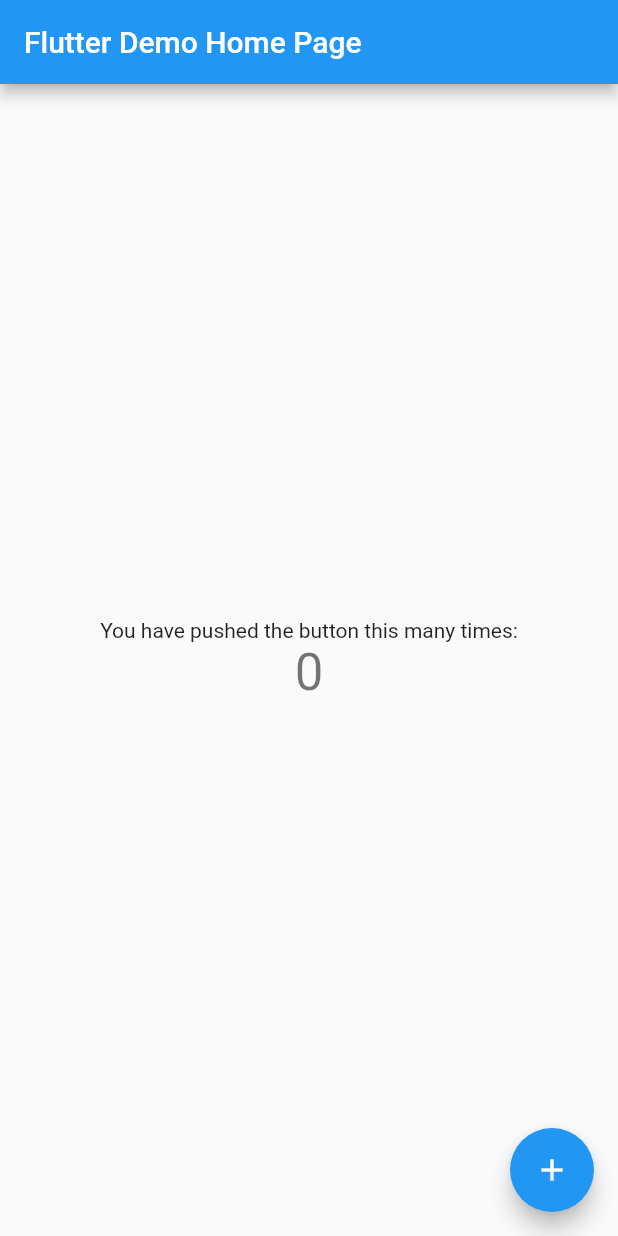
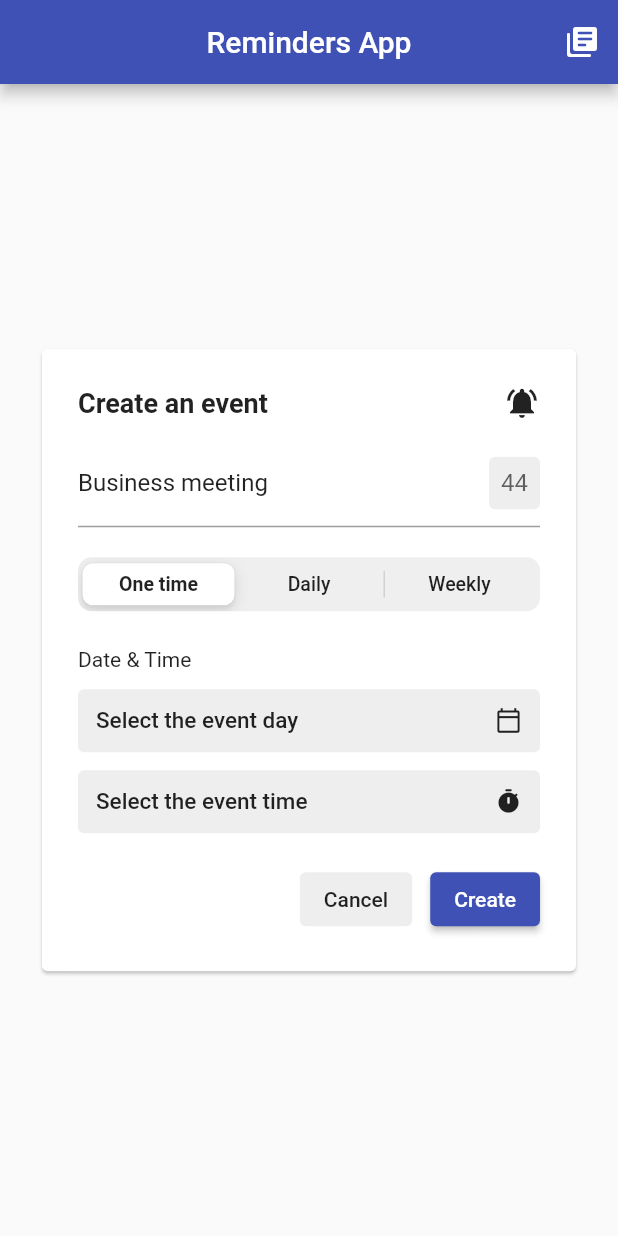
Before and after one commit to thecodexhub/flutter-local-notifications-example, a Flutter app: the screen it shows after launch, on a phone screen of 412 x 824 dp. Run offline on Flutter 3.47's test engine with Material 2 defaults, Android fonts, the phone set to English and light mode, and no system bars.

Commit message:
Add UI for reminders app

```diff
--- /dev/null
+++ b/lib/home_page.dart
@@ -0,0 +1,157 @@
+import 'package:flutter/cupertino.dart';
+import 'package:flutter/material.dart';
+import 'package:flutter_local_notifications_example/details_page.dart';
+import 'package:intl/intl.dart';
+
+import 'widgets/action_buttons.dart';
+import 'widgets/custom_day_picker.dart';
+import 'widgets/date_field.dart';
+import 'widgets/header.dart';
+import 'widgets/time_field.dart';
+
+class HomePage extends StatefulWidget {
+  const HomePage({Key? key}) : super(key: key);
+
+  @override
+  _HomePageState createState() => _HomePageState();
+}
+
+class _HomePageState extends State<HomePage> {
+  final int maxTitleLength = 60;
+  TextEditingController _textEditingController =
+      TextEditingController(text: "Business meeting");
+
+  int segmentedControlGroupValue = 0;
+
+  DateTime currentDate = DateTime.now();
+  DateTime? eventDate;
+
+  TimeOfDay currentTime = TimeOfDay.now();
+  TimeOfDay? eventTime;
+
+  void resetForm() {
+    segmentedControlGroupValue = 0;
+    eventDate = null;
+    eventTime = null;
+  }
+
+  @override
+  Widget build(BuildContext context) {
+    return Scaffold(
+      appBar: AppBar(
+        title: Text("Reminders App"),
+        centerTitle: true,
+        actions: [
+          IconButton(
+            onPressed: () {
+              Navigator.of(context).push(
+                MaterialPageRoute(
+                  builder: (context) => DetailsPage(
+                    title: _textEditingController.text,
+                    eventDate: DateFormat("EEEE, d MMM y").format(eventDate!),
+                    eventTime: eventTime?.format(context),
+                  ),
+                ),
+              );
+            },
+            icon: Icon(Icons.library_books_rounded),
+          ),
+        ],
+      ),
+      body: Center(
+        child: Padding(
+          padding: const EdgeInsets.symmetric(horizontal: 24.0),
+          child: Card(
+            child: Padding(
+              padding: const EdgeInsets.all(24.0),
+              child: Column(
+                crossAxisAlignment: CrossAxisAlignment.stretch,
+                mainAxisSize: MainAxisSize.min,
+                children: [
+                  Header(),
+                  TextField(
+                    controller: _textEditingController,
+                    maxLength: maxTitleLength,
+                    decoration: InputDecoration(
+                      counterText: "",
+                      suffix: Container(
+                        padding: EdgeInsets.all(8.0),
+                        decoration: BoxDecoration(
+                          borderRadius: BorderRadius.circular(4.0),
+                          color: Colors.grey[200],
+                        ),
+                        child: Text((maxTitleLength -
+                                _textEditingController.text.length)
+                            .toString()),
+                      ),
+                    ),
+                  ),
+                  SizedBox(height: 20.0),
+                  CupertinoSlidingSegmentedControl<int>(
+                    onValueChanged: (value) {
+                      if (value == 1) eventDate = null;
+                      setState(() => segmentedControlGroupValue = value!);
+                    },
+                    groupValue: segmentedControlGroupValue,
+                    padding: const EdgeInsets.all(4.0),
+                    children: <int, Widget>{
+                      0: Text("One time"),
+                      1: Text("Daily"),
+                      2: Text("Weekly")
+                    },
+                  ),
+                  SizedBox(height: 24.0),
+                  Text("Date & Time"),
+                  SizedBox(height: 12.0),
+                  GestureDetector(
+                    onTap: selectEventDate,
+                    child: DateField(eventDate: eventDate),
+                  ),
+                  SizedBox(height: 12.0),
+                  GestureDetector(
+                    onTap: () async {
+                      eventTime = await showTimePicker(
+                        context: context,
+                        initialTime: TimeOfDay(
+                          hour: currentTime.hour,
+                          minute: currentTime.minute + 1,
+                        ),
+                      );
+                      setState(() {});
+                    },
+                    child: TimeField(eventTime: eventTime),
+                  ),
+                  SizedBox(height: 20.0),
+                  ActionButtons(
+                    onCreate: () {},
+                    onCancel: () {},
+                  ),
+                ],
+              ),
+            ),
+          ),
+        ),
+      ),
+    );
+  }
+
+  void selectEventDate() async {
+    if (segmentedControlGroupValue == 0) {
+      eventDate = await showDatePicker(
+        context: context,
+        initialDate:
+            new DateTime(currentDate.year, currentDate.month, currentDate.day),
+        firstDate:
+            new DateTime(currentDate.year, currentDate.month, currentDate.day),
+        lastDate: new DateTime(currentDate.year + 10),
+      );
+      setState(() {});
+    } else if (segmentedControlGroupValue == 2) {
+      CustomDayPicker(
+        onDaySelect: (val) {
+          print(CustomDayPicker.weekdays[val]);
+        },
+      ).show(context);
+    }
+  }
+}
--- a/lib/main.dart
+++ b/lib/main.dart
@@ -1,113 +1,21 @@
 import 'package:flutter/material.dart';
+
+import 'home_page.dart';
 
 void main() {
   runApp(MyApp());
 }
 
 class MyApp extends StatelessWidget {
-  // This widget is the root of your application.
   @override
   Widget build(BuildContext context) {
     return MaterialApp(
       title: 'Flutter Demo',
+      debugShowCheckedModeBanner: false,
       theme: ThemeData(
-        // This is the theme of your application.
-        //
-        // Try running your application with "flutter run". You'll see the
-        // application has a blue toolbar. Then, without quitting the app, try
-        // changing the primarySwatch below to Colors.green and then invoke
-        // "hot reload" (press "r" in the console where you ran "flutter run",
-        // or simply save your changes to "hot reload" in a Flutter IDE).
-        // Notice that the counter didn't reset back to zero; the application
-        // is not restarted.
-        primarySwatch: Colors.blue,
+        primarySwatch: Colors.indigo,
       ),
-      home: MyHomePage(title: 'Flutter Demo Home Page'),
+      home: HomePage(),
     );
   }
 }
-
-class MyHomePage extends StatefulWidget {
-  MyHomePage({Key? key, required this.title}) : super(key: key);
-
-  // This widget is the home page of your application. It is stateful, meaning
-  // that it has a State object (defined below) that contains fields that affect
-  // how it looks.
-
-  // This class is the configuration for the state. It holds the values (in this
-  // case the title) provided by the parent (in this case the App widget) and
-  // used by the build method of the State. Fields in a Widget subclass are
-  // always marked "final".
-
-  final String title;
-
-  @override
-  _MyHomePageState createState() => _MyHomePageState();
-}
-
-class _MyHomePageState extends State<MyHomePage> {
-  int _counter = 0;
-
-  void _incrementCounter() {
-    setState(() {
-      // This call to setState tells the Flutter framework that something has
-      // changed in this State, which causes it to rerun the build method below
-      // so that the display can reflect the updated values. If we changed
-      // _counter without calling setState(), then the build method would not be
-      // called again, and so nothing would appear to happen.
-      _counter++;
-    });
-  }
-
-  @override
-  Widget build(BuildContext context) {
-    // This method is rerun every time setState is called, for instance as done
-    // by the _incrementCounter method above.
-    //
-    // The Flutter framework has been optimized to make rerunning build methods
-    // fast, so that you can just rebuild anything that needs updating rather
-    // than having to individually change instances of widgets.
-    return Scaffold(
-      appBar: AppBar(
-        // Here we take the value from the MyHomePage object that was created by
-        // the App.build method, and use it to set our appbar title.
-        title: Text(widget.title),
-      ),
-      body: Center(
-        // Center is a layout widget. It takes a single child and positions it
-        // in the middle of the parent.
-        child: Column(
-          // Column is also a layout widget. It takes a list of children and
-          // arranges them vertically. By default, it sizes itself to fit its
-          // children horizontally, and tries to be as tall as its parent.
-          //
-          // Invoke "debug painting" (press "p" in the console, choose the
-          // "Toggle Debug Paint" action from the Flutter Inspector in Android
-          // Studio, or the "Toggle Debug Paint" command in Visual Studio Code)
-          // to see the wireframe for each widget.
-          //
-          // Column has various properties to control how it sizes itself and
-          // how it positions its children. Here we use mainAxisAlignment to
-          // center the children vertically; the main axis here is the vertical
-          // axis because Columns are vertical (the cross axis would be
-          // horizontal).
-          mainAxisAlignment: MainAxisAlignment.center,
-          children: <Widget>[
-            Text(
-              'You have pushed the button this many times:',
-            ),
-            Text(
-              '$_counter',
-              style: Theme.of(context).textTheme.headline4,
-            ),
-          ],
-        ),
-      ),
-      floatingActionButton: FloatingActionButton(
-        onPressed: _incrementCounter,
-        tooltip: 'Increment',
-        child: Icon(Icons.add),
-      ), // This trailing comma makes auto-formatting nicer for build methods.
-    );
-  }
-}
--- /dev/null
+++ b/lib/widgets/action_buttons.dart
@@ -0,0 +1,36 @@
+import 'package:flutter/material.dart';
+
+class ActionButtons extends StatelessWidget {
+  const ActionButtons({
+    Key? key,
+    required this.onCreate,
+    required this.onCancel,
+  }) : super(key: key);
+  final VoidCallback onCreate;
+  final VoidCallback onCancel;
+
+  @override
+  Widget build(BuildContext context) {
+    return Row(
+      mainAxisAlignment: MainAxisAlignment.end,
+      children: [
+        ElevatedButton(
+          onPressed: onCancel,
+          style: ElevatedButton.styleFrom(
+            elevation: 0,
+            primary: Colors.grey[200],
+          ),
+          child: Text(
+            "Cancel",
+            style: TextStyle(color: Colors.black87),
+          ),
+        ),
+        SizedBox(width: 12.0),
+        ElevatedButton(
+          onPressed: onCreate,
+          child: Text("Create"),
+        ),
+      ],
+    );
+  }
+}
--- /dev/null
+++ b/lib/widgets/date_field.dart
@@ -0,0 +1,37 @@
+import 'package:flutter/material.dart';
+import 'package:intl/intl.dart';
+
+class DateField extends StatelessWidget {
+  const DateField({Key? key, required this.eventDate}) : super(key: key);
+  final DateTime? eventDate;
+
+  @override
+  Widget build(BuildContext context) {
+    return Container(
+      decoration: BoxDecoration(
+        borderRadius: BorderRadius.circular(4.0),
+        color: Colors.grey[200],
+      ),
+      padding: const EdgeInsets.all(12.0),
+      child: Row(
+        children: [
+          Expanded(
+            child: Text(
+              eventDate == null
+                  ? "Select the event day"
+                  : DateFormat("EEEE, d MMM y").format(eventDate!),
+              style: TextStyle(
+                fontSize: 15.0,
+                fontWeight: FontWeight.w500,
+              ),
+            ),
+          ),
+          Icon(
+            Icons.calendar_today_outlined,
+            size: 18.0,
+          ),
+        ],
+      ),
+    );
+  }
+}
--- /dev/null
+++ b/lib/widgets/header.dart
@@ -0,0 +1,26 @@
+import 'package:flutter/material.dart';
+
+class Header extends StatelessWidget {
+  const Header({Key? key}) : super(key: key);
+
+  @override
+  Widget build(BuildContext context) {
+    return Padding(
+      padding: const EdgeInsets.only(bottom: 12.0),
+      child: Row(
+        mainAxisAlignment: MainAxisAlignment.spaceBetween,
+        children: [
+          Text(
+            "Create an event",
+            style: TextStyle(
+              fontSize: 18.0,
+              fontWeight: FontWeight.w600,
+              color: Colors.black87,
+            ),
+          ),
+          Icon(Icons.notifications_active),
+        ],
+      ),
+    );
+  }
+}
--- /dev/null
+++ b/lib/widgets/time_field.dart
@@ -0,0 +1,36 @@
+import 'package:flutter/material.dart';
+
+class TimeField extends StatelessWidget {
+  const TimeField({Key? key, required this.eventTime}) : super(key: key);
+  final TimeOfDay? eventTime;
+
+  @override
+  Widget build(BuildContext context) {
+    return Container(
+      decoration: BoxDecoration(
+        borderRadius: BorderRadius.circular(4.0),
+        color: Colors.grey[200],
+      ),
+      padding: const EdgeInsets.all(12.0),
+      child: Row(
+        children: [
+          Expanded(
+            child: Text(
+              eventTime == null
+                  ? "Select the event time"
+                  : eventTime!.format(context),
+              style: TextStyle(
+                fontSize: 15.0,
+                fontWeight: FontWeight.w500,
+              ),
+            ),
+          ),
+          Icon(
+            Icons.timer_rounded,
+            size: 18.0,
+          ),
+        ],
+      ),
+    );
+  }
+}
```
Also changed, not shown: lib/details_page.dart (added, +80 -0 lines), lib/widgets/custom_day_picker.dart (added, +50 -0 lines).
